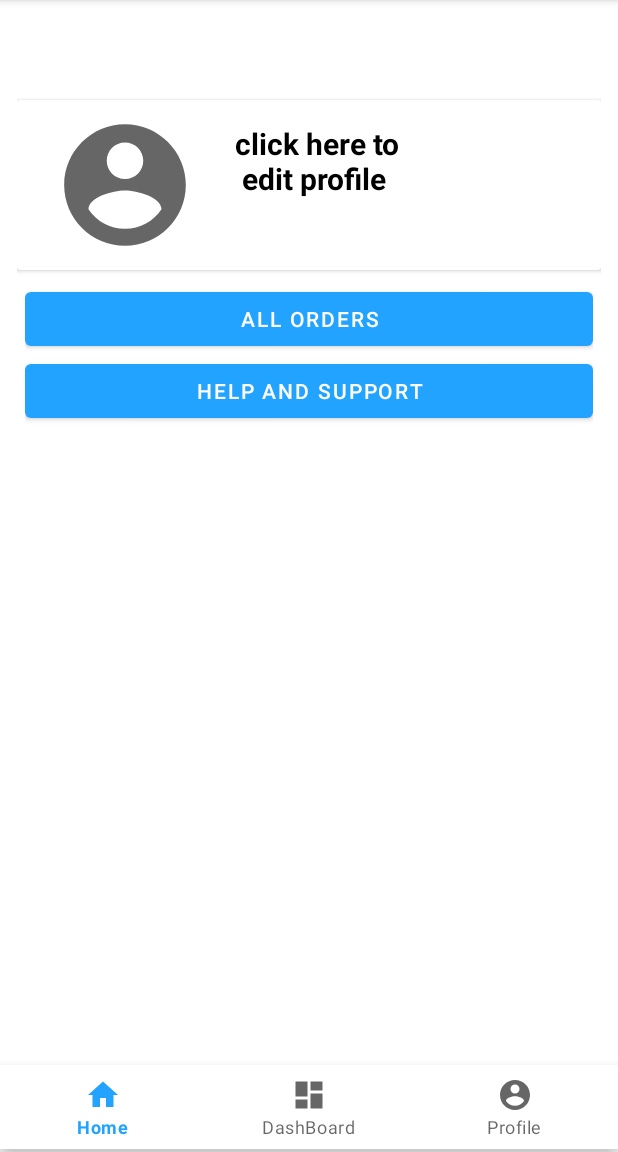
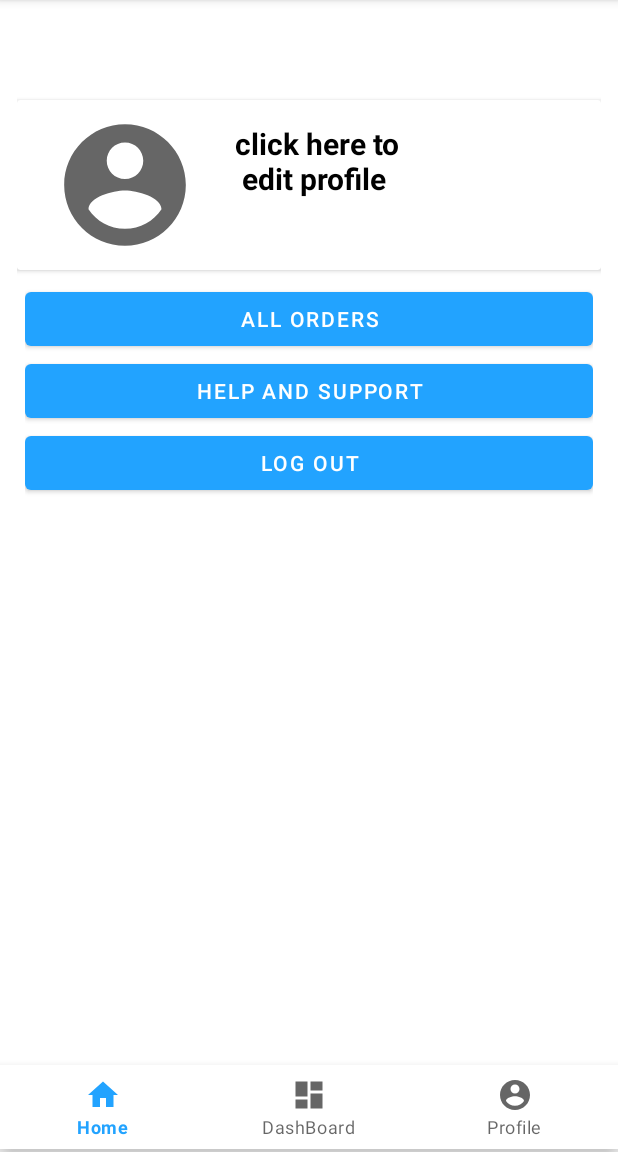
Before and after one commit to thehealer15/Vintage-investments, an Android app: the fragment fragment_profile placed in its activity, on a phone screen of 412 x 824 dp, the part 84-1236 px from its top. Run offline under Robolectric (Android 15) with nearby library versions, the phone set to English and light mode, and no system bars; our stand-ins replace Firebase (no records; nobody signed in at launch, a user with empty details on screens opened directly); 1 statement that could not run was skipped.

Commit message:
final commit

```diff
--- a/app/src/main/java/Screens/fragment_profile.java
+++ b/app/src/main/java/Screens/fragment_profile.java
@@ -2,6 +2,7 @@ package Screens;
 
 import android.content.Context;
 import android.content.DialogInterface;
+import android.content.Intent;
 import android.graphics.Color;
 import android.os.Bundle;
 
@@ -18,7 +19,9 @@ import android.widget.Button;
 import android.widget.EditText;
 
 import com.example.app.R;
+import com.google.firebase.auth.FirebaseAuth;
 
+import Screens.authentication.WelcomeActivity;
 import Screens.profile.AccountDetailsFragament;
 
 
@@ -26,7 +29,7 @@ public class fragment_profile extends Fragment {
     private View parentHolder;
     private Context context;
     private CardView account;
-    private Button allOrders, helpNSupport;
+    private Button allOrders, helpNSupport ,log_out;
 
     @Override
     public void onAttach(@NonNull Context context) {
@@ -54,6 +57,11 @@ public class fragment_profile extends Fragment {
         account = parentHolder.findViewById(R.id.cardView);
         allOrders = parentHolder.findViewById(R.id.all_orders_btn);
         helpNSupport = parentHolder.findViewById(R.id.help_n_support_btn);
+        log_out = parentHolder.findViewById(R.id.log_out);
+
+        if(FirebaseAuth.getInstance().getCurrentUser() == null){
+            log_out.setVisibility(View.GONE);
+        }
 
         account.setOnClickListener(new View.OnClickListener() {
             @Override
@@ -77,6 +85,14 @@ public class fragment_profile extends Fragment {
             }
         });
 
+        log_out.setOnClickListener(new View.OnClickListener() {
+            @Override
+            public void onClick(View view) {
+                FirebaseAuth.getInstance().signOut();
+                startActivity(new Intent(getActivity() , WelcomeActivity.class));
+            }
+        });
+
         return parentHolder;
     }
     private boolean loadFragment(Fragment fragment) {
--- a/app/src/main/res/layout/fragment_profile.xml
+++ b/app/src/main/res/layout/fragment_profile.xml
@@ -101,6 +101,12 @@
             android:elevation="12sp"
             android:text="Help And Support"
             app:rippleColor="@color/ripple" />
+
+        <Button
+            android:id="@+id/log_out"
+            android:layout_width="match_parent"
+            android:layout_height="wrap_content"
+            android:text="Log Out" />
     </LinearLayout>
 
 </androidx.constraintlayout.widget.ConstraintLayout>
--- a/app/src/main/res/menu/switch_mode.xml
+++ b/app/src/main/res/menu/switch_mode.xml
@@ -5,12 +5,12 @@
         android:icon="@drawable/ic_profile"
         android:id="@+id/profile_toolbar"
         app:showAsAction="always" />
+
     <item
         android:id="@+id/light_mode"
         android:icon="@drawable/ic_light_mode"
         app:showAsAction="ifRoom"
         />
-
     <item
         android:id="@+id/dark_mode"
         android:title="Dark Mode"
```
